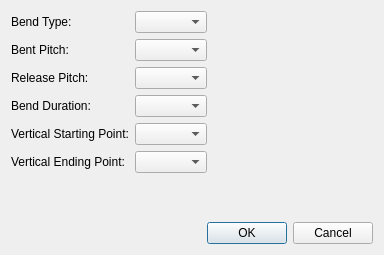
Qt form source/dialogs/benddialog.ui (powertab/powertabeditor) before a commit.
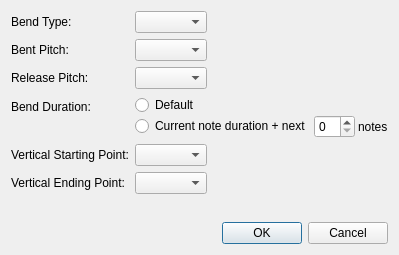
The same form after that commit.

Commit message: Fix #136 - Allow bends that extend over more than 8 notes.

```diff
--- a/source/dialogs/benddialog.ui
+++ b/source/dialogs/benddialog.ui
@@ -60,7 +60,42 @@
       </widget>
      </item>
      <item row="3" column="1">
-      <widget class="QComboBox" name="bendDurationComboBox"/>
+      <layout class="QVBoxLayout" name="verticalLayout_2">
+       <property name="spacing">
+        <number>0</number>
+       </property>
+       <item>
+        <widget class="QRadioButton" name="defaultDurationButton">
+         <property name="text">
+          <string>Default</string>
+         </property>
+        </widget>
+       </item>
+       <item>
+        <layout class="QHBoxLayout" name="horizontalLayout">
+         <property name="spacing">
+          <number>3</number>
+         </property>
+         <item>
+          <widget class="QRadioButton" name="customDurationButton">
+           <property name="text">
+            <string>Current note duration + next</string>
+           </property>
+          </widget>
+         </item>
+         <item>
+          <widget class="QSpinBox" name="bendDurationSpinBox"/>
+         </item>
+         <item>
+          <widget class="QLabel" name="label">
+           <property name="text">
+            <string>notes</string>
+           </property>
+          </widget>
+         </item>
+        </layout>
+       </item>
+      </layout>
      </item>
      <item row="4" column="0">
       <widget class="QLabel" name="vertStartingPointLabel">
```
The commit also changes 2 other files.
